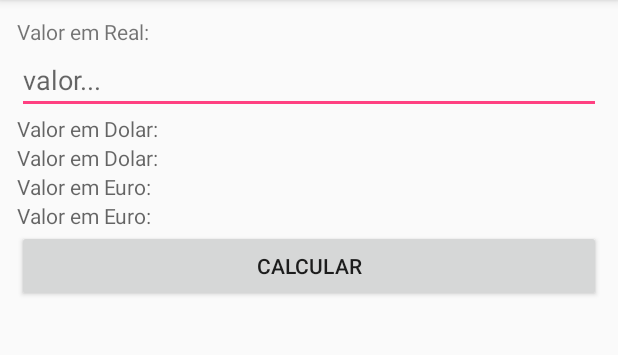
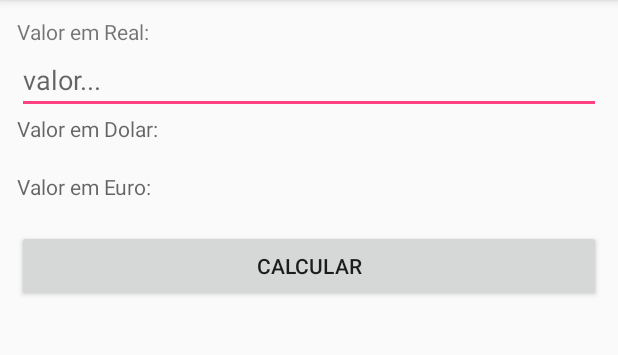
Before and after one commit to lucassenarj/Conversor-de-Moedas, an Android app: the screen it shows after launch (MainActivity), on a phone screen of 412 x 824 dp, the part 84-439 px from its top. Run offline under Robolectric (Android 15) with nearby library versions, the phone set to English and light mode, and no system bars.

Commit message:
Correção campos resultados

```diff
--- a/app/src/main/java/com/lucassena/conversormoedas/MainActivity.java
+++ b/app/src/main/java/com/lucassena/conversormoedas/MainActivity.java
@@ -31,8 +31,8 @@ public class MainActivity extends AppCompatActivity implements View.OnClickListe
         int id = view.getId();
         if(id == R.id.button_calculate){
             Double value = Double.valueOf(this.mViewHolder.editValue.getText().toString());
-            this.mViewHolder.textDollar.setText(String.format("%.2f", value * 3.15));
-            this.mViewHolder.textEuro.setText(String.format("%.2f", value * 4.20));
+            this.mViewHolder.textDollar.setText(String.format("%.2f", value * 3));
+            this.mViewHolder.textEuro.setText(String.format("%.2f", value * 4));
         }
     }
 
--- a/app/src/main/res/layout/activity_main.xml
+++ b/app/src/main/res/layout/activity_main.xml
@@ -14,11 +14,7 @@
     <TextView
         android:layout_width="match_parent"
         android:layout_height="wrap_content"
-        android:text="@string/valor_em_real"
-        app:layout_constraintBottom_toBottomOf="parent"
-        app:layout_constraintLeft_toLeftOf="parent"
-        app:layout_constraintRight_toRightOf="parent"
-        app:layout_constraintTop_toTopOf="parent" />
+        android:text="@string/valor_em_real" />
 
     <EditText
         android:id="@+id/edit_value"
@@ -34,8 +30,7 @@
     <TextView
         android:id="@+id/text_dolar"
         android:layout_width="match_parent"
-        android:layout_height="wrap_content"
-        android:hint="@string/valor_em_dolar"/>
+        android:layout_height="wrap_content"/>
 
     <TextView
         android:layout_width="match_parent"
@@ -45,8 +40,7 @@
     <TextView
         android:id="@+id/text_euro"
         android:layout_width="match_parent"
-        android:layout_height="wrap_content"
-        android:hint="@string/valor_em_euro"/>
+        android:layout_height="wrap_content"/>
 
     <Button
         android:id="@+id/button_calculate"
```
